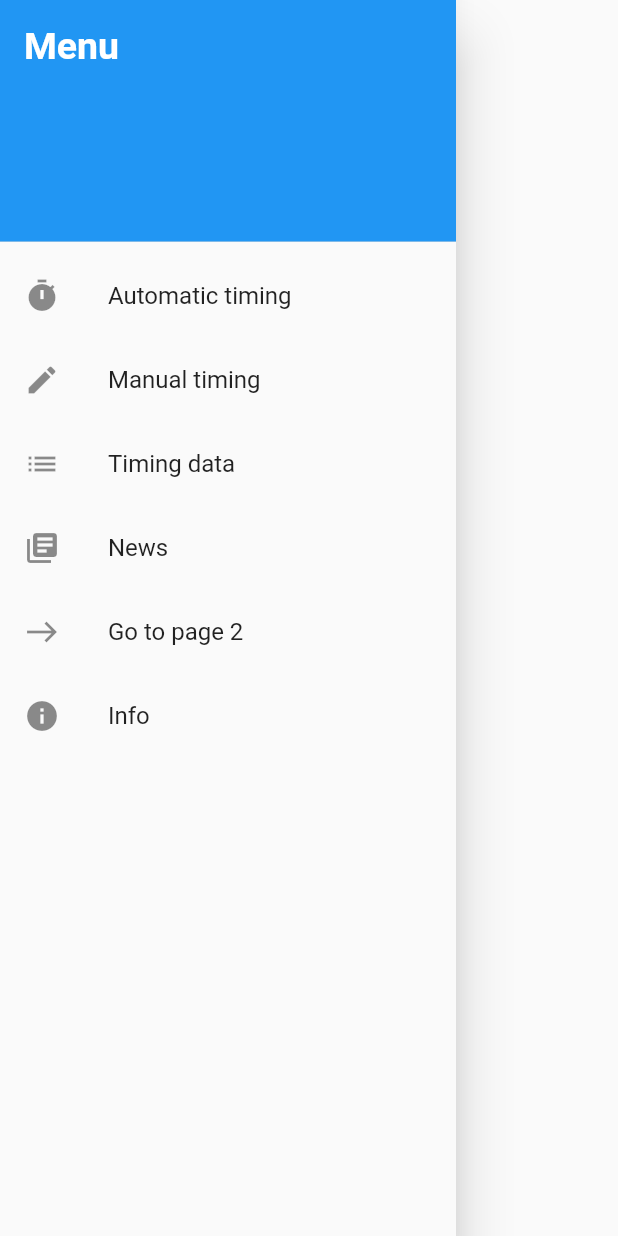
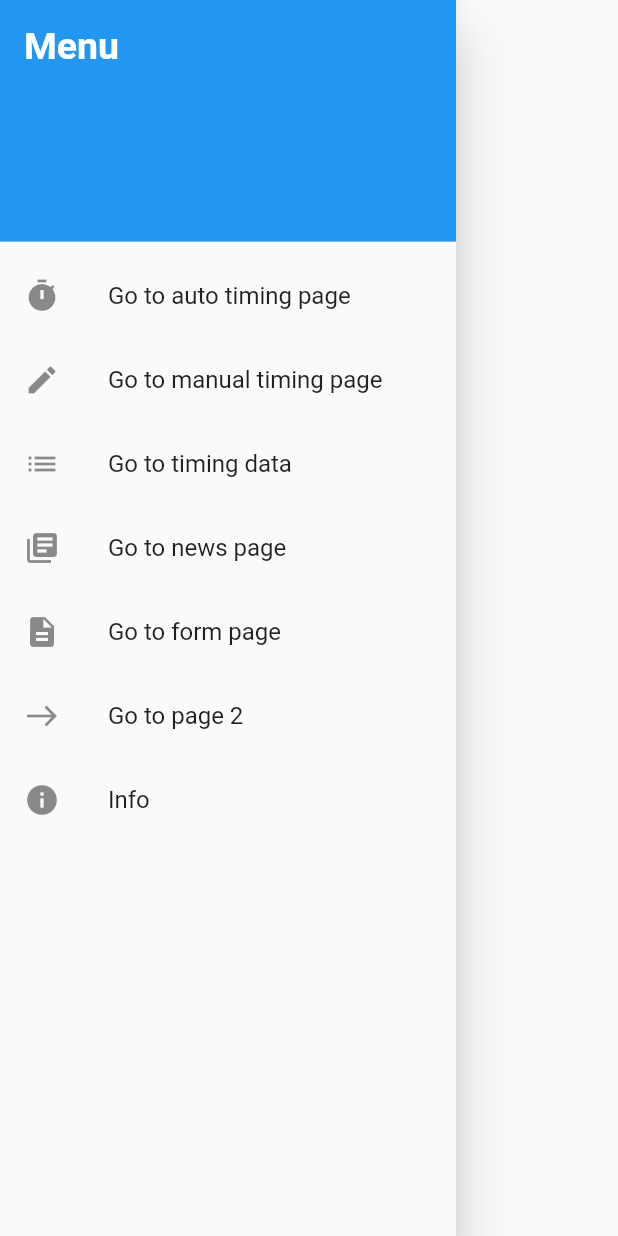
Before and after one commit to johninquest/tryflutter, a Flutter app: the NavDrawer widget shown alone on an empty page, opened directly, on a phone screen of 412 x 824 dp. Run offline on Flutter 3.47's test engine with Material 2 defaults, Android fonts, the phone set to English and light mode, and no system bars; our stand-ins replace hive, rflutter_alert, sqflite; accounts and stored records are empty; network calls fail.

Commit message:
started implementing input fields for form data

```diff
--- a/lib/pages/home_side_menu.dart
+++ b/lib/pages/home_side_menu.dart
@@ -5,6 +5,7 @@ import '../pages/auto_timing_page.dart';
 import '../pages/manual_timing_page.dart';
 import '../pages/timing_data_page.dart';
 import '../pages/news_page.dart';
+import '../pages/form_page.dart';
 import '../services/router.dart';
 
 class NavDrawer extends StatelessWidget {
@@ -22,7 +23,7 @@ class NavDrawer extends StatelessWidget {
                       color: Colors.white))),
           ListTile(
             leading: Icon(Icons.timer),
-            title: Text('Automatic timing'),
+            title: Text('Go to auto timing page'),
             onTap: () => {
               PageRouter().navigateToPage(AutoTimingPage(), context),
               print('Navigated to automatic timing page'),
@@ -30,24 +31,32 @@ class NavDrawer extends StatelessWidget {
           ),
           ListTile(
               leading: Icon(Icons.edit),
-              title: Text('Manual timing'),
+              title: Text('Go to manual timing page'),
               onTap: () => {
                     PageRouter().navigateToPage(ManualTimingPage(), context),
                     print('Navigated to manual timing page'),
                   }),
           ListTile(
               leading: Icon(Icons.list),
-              title: Text('Timing data'),
+              title: Text('Go to timing data'),
               onTap: () => {
                     PageRouter().navigateToPage(TimingDataPage(), context),
                     print('Navigated to timing data page'),
                   }),
           ListTile(
             leading: Icon(Icons.library_books),
-            title: Text('News'),
+            title: Text('Go to news page'),
             onTap: () => {
               PageRouter().navigateToPage(NewsPage(), context),
               print('Navigated to the news page')
+            },
+          ),
+           ListTile(
+            leading: Icon(Icons.description),
+            title: Text('Go to form page'),
+            onTap: () => {
+              PageRouter().navigateToPage(FormPage(), context),
+              print('Navigated to form page')
             },
           ),
           ListTile(
--- a/lib/pages/news_page.dart
+++ b/lib/pages/news_page.dart
@@ -8,7 +8,7 @@ class NewsPage extends StatelessWidget {
   @override
   Widget build(BuildContext context) {
     final String reqUrl =
-        'https://newsapi.org/v2/top-headlines?apiKey=bc80aee5a6654843bd745e416bccc24d&country=us';
+        'https://newsapi.org/v2/top-headlines?apiKey=bc80aee5a6654843bd745e416bccc24d&country=de';
     return Scaffold(
         appBar: AppBar(
           centerTitle: true,
```
Also changed, not shown: lib/pages/form_page.dart (added, +55 -0 lines), lib/pages/page2.dart (+5 -21 lines), lib/services/web.dart (+13 -34 lines).
